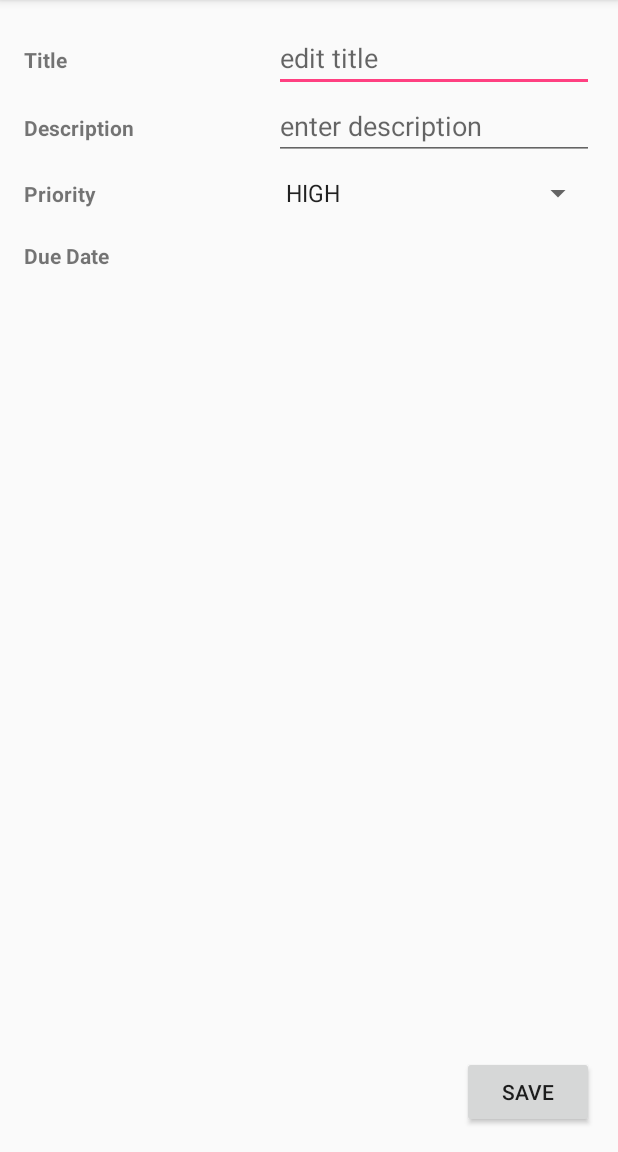
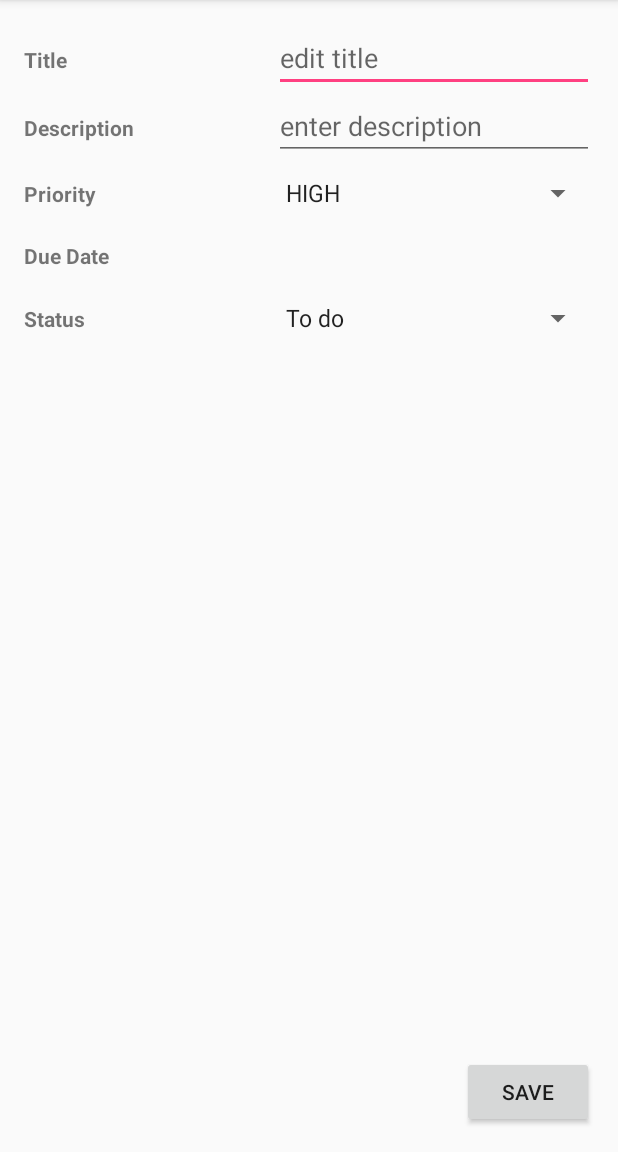
Before and after one commit to mendoukuse/SimpleTodo, an Android app: the EditItemActivity screen opened directly, with no data from a screen before it, on a phone screen of 412 x 824 dp, the part 84-1236 px from its top. Run offline under Robolectric (Android 15) with nearby library versions, the phone set to English and light mode, and no system bars; 4 statements that could not run were skipped.

Commit message:
add ability to edit task status

```diff
--- a/app/src/main/AndroidManifest.xml
+++ b/app/src/main/AndroidManifest.xml
@@ -18,7 +18,7 @@
         </activity>
         <activity
             android:name=".activities.EditItemActivity"
-            android:windowSoftInputMode="stateVisible|adjustResize"></activity>
+            android:windowSoftInputMode="adjustResize" />
     </application>
 
 </manifest>
--- a/app/src/main/java/com/codepath/simpletodo/activities/EditItemActivity.java
+++ b/app/src/main/java/com/codepath/simpletodo/activities/EditItemActivity.java
@@ -14,8 +14,7 @@ import android.widget.TextView;
 import com.codepath.simpletodo.R;
 import com.codepath.simpletodo.fragments.DatePickerFragment;
 import com.codepath.simpletodo.models.Priority;
-
-import org.w3c.dom.Text;
+import com.codepath.simpletodo.models.Status;
 
 import java.text.SimpleDateFormat;
 import java.util.Date;
@@ -24,6 +23,7 @@ import java.util.Date;
 public class EditItemActivity extends AppCompatActivity implements DatePickerFragment.onDateSetListener {
     int position;
     Priority priority;
+    Status status;
     SimpleDateFormat sdf;
     TextView dueDateText;
     Date dueDate;
@@ -58,30 +58,68 @@ public class EditItemActivity extends AppCompatActivity implements DatePickerFra
             dueDateText.setText(sdf.format(dueDate));
         }
 
+        setUpPrioritySpinner();
+        setUpStatusSpinner();
+    }
+
+    private void setUpPrioritySpinner() {
         Spinner spinner = (Spinner) findViewById(R.id.etItemPriority);
+
         // Create an ArrayAdapter using the string array and a default spinner layout
+        // Specify the layout to use when the list of choices appears
         ArrayAdapter<Priority> adapter = new ArrayAdapter(this,
-            android.R.layout.simple_spinner_item, Priority.values());
-        // Specify the layout to use when the list of choices appears
+                android.R.layout.simple_spinner_item, Priority.values());
         adapter.setDropDownViewResource(android.R.layout.simple_spinner_dropdown_item);
-        // Apply the adapter to the spinner
         spinner.setAdapter(adapter);
-        setSpinnerOnItemSelected(spinner);
+        setPrioritySpinnerOnItemSelected(spinner);
 
         // Set item priority
-        if (getIntent().getStringExtra("priority") != null) {
-            priority = Priority.valueOf(getIntent().getStringExtra("priority"));
+        if (getIntent().getExtras().get("priority") != null) {
+            priority = (Priority) getIntent().getExtras().get("priority");
             spinner.setSelection(adapter.getPosition(priority));
         }
     }
 
-    private void setSpinnerOnItemSelected(Spinner spinner) {
+    private void setUpStatusSpinner() {
+        Spinner spinner = (Spinner) findViewById(R.id.etItemStatus);
+        ArrayAdapter<String> adapter = new ArrayAdapter(this,
+                android.R.layout.simple_spinner_item, Status.getNames());
+        adapter.setDropDownViewResource(android.R.layout.simple_spinner_dropdown_item);
+        // Apply the adapter to the spinner
+        spinner.setAdapter(adapter);
+        setStatusSpinnerOnItemSelected(spinner);
+
+        // Set item priority
+        if (getIntent().getExtras().get("status") != null) {
+            status = (Status) getIntent().getExtras().get("status");
+            spinner.setSelection(adapter.getPosition(status.getName()));
+        }
+    }
+
+    private void setPrioritySpinnerOnItemSelected(Spinner spinner) {
         spinner.setOnItemSelectedListener(
                 new AdapterView.OnItemSelectedListener() {
                     @Override
                     public void onItemSelected(AdapterView<?> parent,
                                                View view, int position, long id) {
                         priority = (Priority) parent.getItemAtPosition(position);
+                    }
+
+                    @Override
+                    public void onNothingSelected(AdapterView<?> parent) {
+
+                    }
+                }
+        );
+    }
+
+    private void setStatusSpinnerOnItemSelected(Spinner spinner) {
+        spinner.setOnItemSelectedListener(
+                new AdapterView.OnItemSelectedListener() {
+                    @Override
+                    public void onItemSelected(AdapterView<?> parent,
+                                               View view, int position, long id) {
+                        status = Status.getFromName((String) parent.getItemAtPosition(position));
                     }
 
                     @Override
@@ -103,8 +141,9 @@ public class EditItemActivity extends AppCompatActivity implements DatePickerFra
         data.putExtra("position", position);
         data.putExtra("item", itemText);
         data.putExtra("description", itemDescription);
-        data.putExtra("priority", priority.name());
+        data.putExtra("priority", priority);
         data.putExtra("dueDate", dueDate);
+        data.putExtra("status", status);
         setResult(RESULT_OK, data);
         finish();
     }
--- a/app/src/main/java/com/codepath/simpletodo/models/Status.java
+++ b/app/src/main/java/com/codepath/simpletodo/models/Status.java
@@ -1,12 +1,46 @@
 package com.codepath.simpletodo.models;
 
+
+import java.util.ArrayList;
+import java.util.List;
 
 /**
  * Created by christine_nguyen on 2/27/17.
  */
 
 public enum Status {
-    NOT_STARTED,
-    IN_PROGRESS,
-    COMPLETED,
+    TO_DO("To do"),
+    IN_PROGRESS("In progress"),
+    COMPLETED("completed");
+
+    private final String name;
+
+    Status(String name) {
+        this.name = name;
+    }
+
+    public String getName() {
+        return name;
+    }
+
+    public static ArrayList<String> getNames() {
+        ArrayList l = new ArrayList();
+
+        for (Status s : values()) {
+            l.add(s.getName());
+        }
+
+        return l;
+    }
+
+    public static Status getFromName(String name) {
+        Status status = TO_DO;
+        for (Status s : values()) {
+            if (s.getName() == name) {
+                status = s;
+                break;
+            }
+        }
+        return status;
+    }
 }
--- a/app/src/main/res/layout/activity_edit_item.xml
+++ b/app/src/main/res/layout/activity_edit_item.xml
@@ -116,6 +116,26 @@
                 android:onClick="showCalendarDialogFragment"
                 android:clickable="true"/>
         </TableRow>
+        <TableRow
+            android:layout_width="match_parent"
+            android:layout_height="wrap_content"
+            android:paddingTop="10dp"
+            android:paddingBottom="10dp">
+
+            <TextView
+                android:text="Status"
+                android:layout_width="wrap_content"
+                android:layout_height="wrap_content"
+                android:id="@+id/statusLabel"
+                android:layout_weight="1"
+                android:labelFor="@+id/etItemStatus"
+                android:textStyle="normal|bold" />
+
+            <Spinner
+                android:layout_width="match_parent"
+                android:layout_height="wrap_content"
+                android:id="@+id/etItemStatus" />
+        </TableRow>
     </TableLayout>
 
 </RelativeLayout>
```
Also changed, not shown: app/src/main/java/com/codepath/simpletodo/activities/MainActivity.java (+8 -4 lines).
